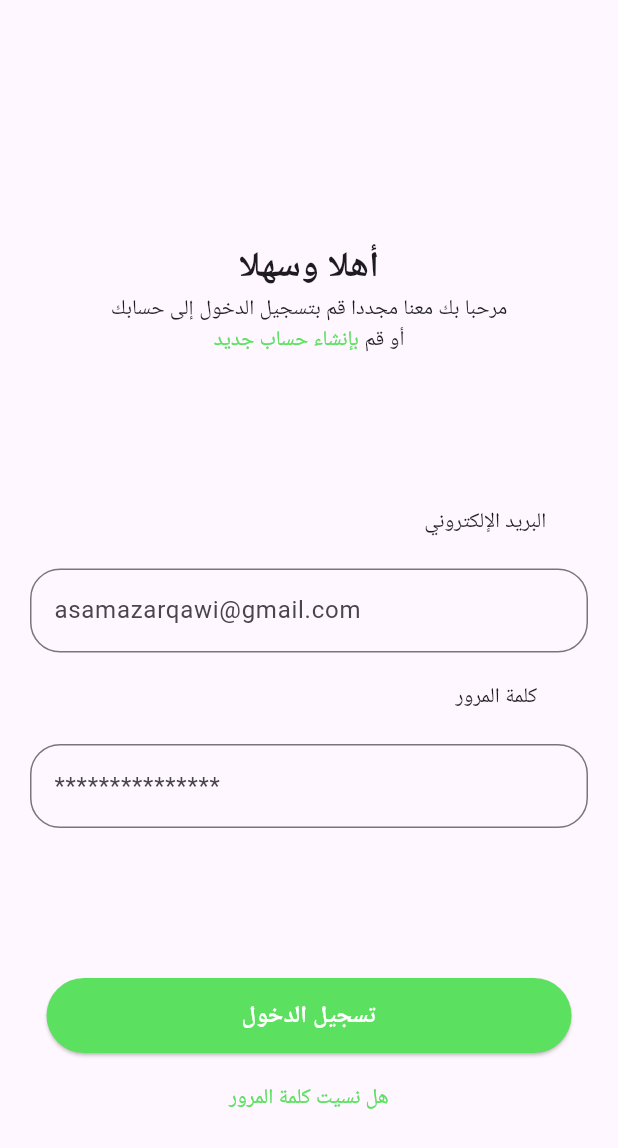
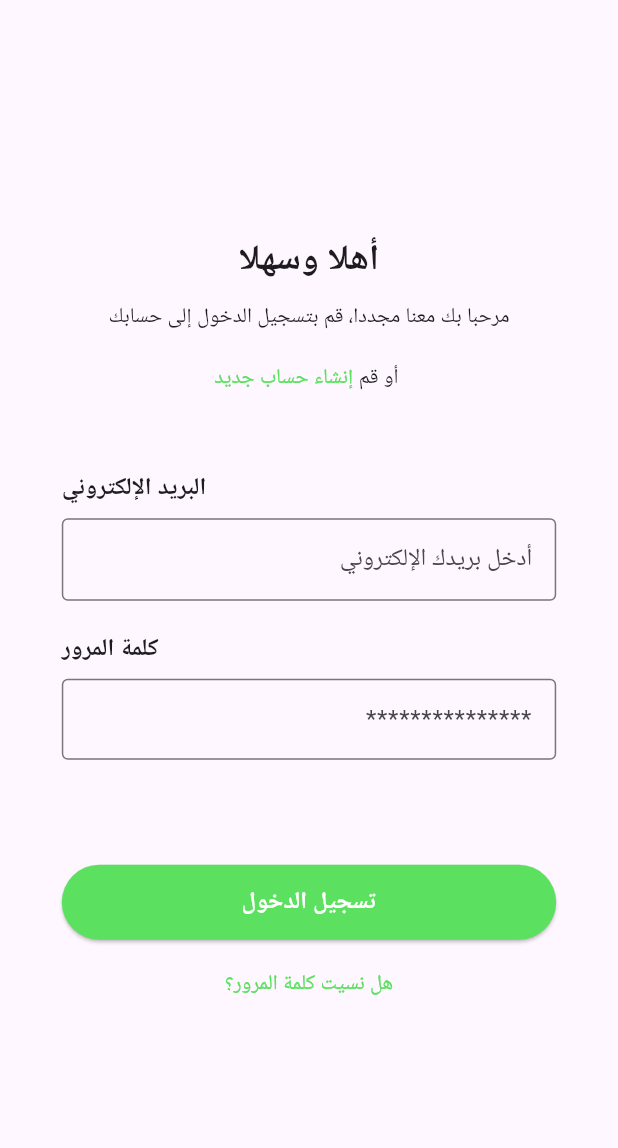
Before and after one commit to OsamaZerkawi/Abo-Bashir-Market, a Flutter app: the screen it shows after launch, on a phone screen of 412 x 824 dp. Shown: the top 1148 px of the screen. Run offline on Flutter 3.47's test engine with Material 3 defaults, Android fonts, the light colour scheme and no system bars.

Commit message:
create auth responsive

```diff
--- a/lib/Register/Login/login_screen.dart
+++ b/lib/Register/Login/login_screen.dart
@@ -1,5 +1,7 @@
 import 'package:abo_bashir_market/Archive/HomeScreen.dart';
 import 'package:abo_bashir_market/Register/Login/ForgetPassowrd/foreget_password_screen.dart';
+import 'package:abo_bashir_market/Register/Login/widgets/buildTextField.dart';
+import 'package:abo_bashir_market/Register/Login/widgets/buildlabel.dart';
 import 'package:abo_bashir_market/Register/SignUp/signup_screen.dart';
 import 'package:abo_bashir_market/main.dart';
 import 'package:abo_bashir_market/widgets/custom_elevated_button.dart';
@@ -10,83 +12,72 @@ class LoginScreen extends StatelessWidget {
 
   @override
   Widget build(BuildContext context) {
-    return Center(
+    return Directionality(
+      textDirection: TextDirection.rtl, // Set RTL direction for Arabic
+      child: Scaffold(
+        body: Center(
           child: SingleChildScrollView(
+            child: LayoutBuilder(
+              builder: (context, constraints) {
+                double screenWidth = constraints.maxWidth;
+                double padding = screenWidth * 0.1;
+
+                return Padding(
+                  padding: EdgeInsets.symmetric(horizontal: padding),
                   child: Column(
+                    crossAxisAlignment: CrossAxisAlignment
+                        .end, // Align elements to the end (right)
                     children: [
-            SizedBox(
-              height: 80,
-            ),
-            Text(
+                      Center(
+                        child: Text(
                           'أهلا وسهلا',
                           style: TextStyle(
-                fontWeight: FontWeight.bold,
-                fontSize: 24,
+                              fontWeight: FontWeight.bold, fontSize: 24),
                         ),
                       ),
-            Text('مرحبا بك معنا مجددا قم بتسجيل الدخول إلى حسابك'),
-            Row(
+                      SizedBox(height: 10),
+                      Center(
+                        child: Text(
+                            'مرحبا بك معنا مجددا، قم بتسجيل الدخول إلى حسابك'),
+                      ),
+                      SizedBox(height: 20),
+                      Center(
+                        child: Row(
                           mainAxisAlignment: MainAxisAlignment.center,
                           children: [
+                            Text(' أو قم '),
                             GestureDetector(
                               onTap: () {
-                    Navigator.push(context, MaterialPageRoute(
-                      builder: (context) {
-                        return SingupScreen();
-                      },
+                                Navigator.push(
+                                    context,
+                                    MaterialPageRoute(
+                                      builder: (context) => SignupScreen(),
                                     ));
                               },
                               child: Text(
-                    'بإنشاء حساب جديد',
+                                'إنشاء حساب جديد',
                                 style: TextStyle(color: Color(0xFF5BE15F)),
                               ),
                             ),
-                Text(' أو قم'),
                           ],
                         ),
-            SizedBox(
-              height: 100,
                       ),
-            Padding(
-              padding: const EdgeInsets.only(left: 235),
-              child: Text('البريد الإلكتروني'),
-            ),
-            SizedBox(
-              height: 20,
-            ),
-            Padding(
-              padding: const EdgeInsets.symmetric(horizontal: 20.0),
-              child: TextField(
-                decoration: InputDecoration(
-                    hintText: 'asamazarqawi@gmail.com',
-                    border: OutlineInputBorder(
-                        borderRadius: BorderRadius.all(Radius.circular(20)))),
-              ),
-            ),
-            SizedBox(height: 20),
-            Padding(
-              padding: const EdgeInsets.only(left: 250),
-              child: Text('كلمة المرور'),
-            ),
-            SizedBox(
-              height: 20,
-            ),
-            Padding(
-              padding: const EdgeInsets.symmetric(horizontal: 20.0),
-              child: TextField(
-                decoration: InputDecoration(
-                    hintText: '***************',
-                    border: OutlineInputBorder(
-                        borderRadius: BorderRadius.all(Radius.circular(20)))),
-              ),
-            ),
-            SizedBox(
-              height: 100,
-            ),
-            CustomElevatedButton(
+                      SizedBox(height: 50),
+                      buildLabel('البريد الإلكتروني'),
+                      buildTextField('أدخل بريدك الإلكتروني',
+                          textAlign:
+                              TextAlign.right), // TextField aligned to right
+                      buildLabel('كلمة المرور', textAlign: TextAlign.right),
+                      buildTextField('***************',
+                          obscureText: true,
+                          textAlign:
+                              TextAlign.right), // TextField aligned to right
+                      SizedBox(height: 50),
+                      Center(
+                        child: CustomElevatedButton(
                           text: 'تسجيل الدخول',
                           height: 50,
-                width: 350,
+                          width: screenWidth * 0.8,
                           borderRadius: 30,
                           onPressed: () {
                             Navigator.push(
@@ -96,24 +87,31 @@ class LoginScreen extends StatelessWidget {
                                 ));
                           },
                           foregroundColor: Colors.white,
-                backgroundColor: Color(0xff5BE15F)),
-            SizedBox(
-              height: 20,
+                          backgroundColor: Color(0xff5BE15F),
                         ),
-            GestureDetector(
+                      ),
+                      SizedBox(height: 20),
+                      Center(
+                        child: GestureDetector(
                           onTap: () {
-                Navigator.push(context, MaterialPageRoute(
-                  builder: (context) {
-                    return ForgetPasswordScreen();
-                  },
+                            Navigator.push(
+                                context,
+                                MaterialPageRoute(
+                                  builder: (context) => ForgetPasswordScreen(),
                                 ));
                           },
                           child: Text(
-                'هل نسيت كلمة المرور',
+                            'هل نسيت كلمة المرور؟',
                             style: TextStyle(color: Color(0xFF5BE15F)),
                           ),
                         ),
+                      ),
                     ],
+                  ),
+                );
+              },
+            ),
+          ),
         ),
       ),
     );
--- /dev/null
+++ b/lib/Register/Login/widgets/buildTextField.dart
@@ -0,0 +1,18 @@
+// A helper method for the text field
+import 'package:flutter/material.dart';
+
+Widget buildTextField(String hintText,
+    {bool obscureText = false, TextAlign textAlign = TextAlign.left}) {
+  return Padding(
+    padding: const EdgeInsets.only(bottom: 20.0),
+    child: TextField(
+      obscureText: obscureText,
+      textAlign: textAlign, // Align text to the right
+      decoration: InputDecoration(
+        hintText: hintText,
+        border: OutlineInputBorder(),
+        contentPadding: EdgeInsets.symmetric(horizontal: 12, vertical: 15),
+      ),
+    ),
+  );
+}
--- /dev/null
+++ b/lib/Register/Login/widgets/buildlabel.dart
@@ -0,0 +1,13 @@
+// A helper method for the label with textAlign
+import 'package:flutter/material.dart';
+
+Widget buildLabel(String text, {TextAlign textAlign = TextAlign.right}) {
+  return Padding(
+    padding: const EdgeInsets.only(bottom: 8.0),
+    child: Text(
+      text,
+      textAlign: textAlign, // Align the label text
+      style: TextStyle(fontSize: 16, fontWeight: FontWeight.bold),
+    ),
+  );
+}
```
Also changed, not shown: lib/Register/Login/ForgetPassowrd/foreget_password_screen.dart (+36 -39 lines), lib/Register/SignUp/signup_screen.dart (+180 -88 lines). Lines whose indentation alone changed are shown as unchanged.
